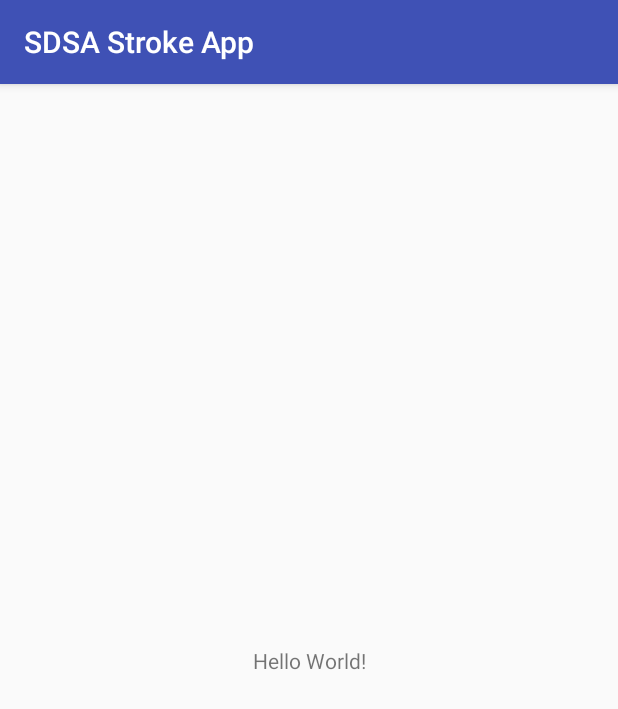
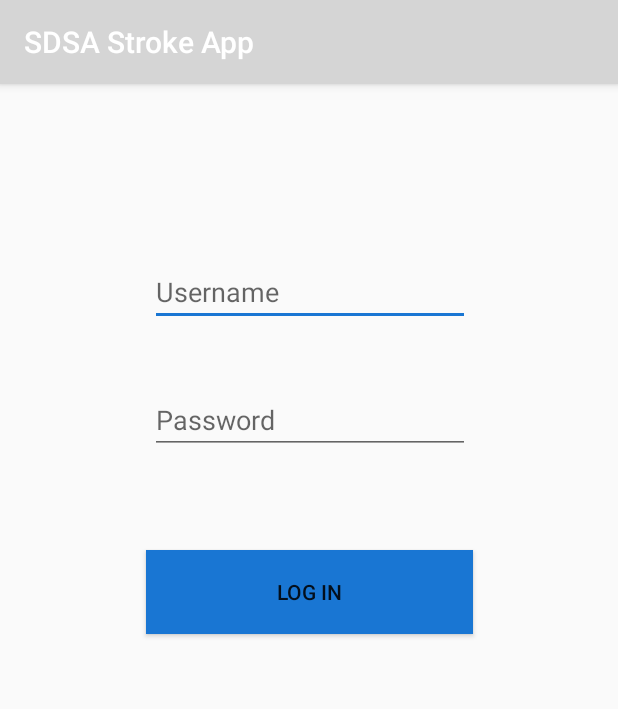
Before and after one commit to joezed/uni-aad, an Android app: the screen it shows after launch (MainActivity), on a phone screen of 412 x 824 dp. Shown: the top 709 px of the screen. Run offline under Robolectric (Android 15) with nearby library versions, the phone set to English and light mode, and no system bars; 1 statement that could not run was skipped.

Commit message:
Log in/resource list
Added log in interface and a list of Android Studio resources I've been using to create app

```diff
--- a/SDSAStrokeApp/app/src/main/java/com/ntu/groupf/sdsastrokeapp/MainActivity.java
+++ b/SDSAStrokeApp/app/src/main/java/com/ntu/groupf/sdsastrokeapp/MainActivity.java
@@ -17,8 +17,8 @@ public class MainActivity extends AppCompatActivity {
         setContentView(R.layout.activity_main);
 
         // Example of a call to a native method
-        TextView tv = (TextView) findViewById(R.id.sample_text);
-        tv.setText(stringFromJNI());
+        //TextView tv = (TextView) findViewById(R.id.sample_text);
+        //tv.setText(stringFromJNI());
     }
 
     /**
--- a/SDSAStrokeApp/app/src/main/res/layout/activity_main.xml
+++ b/SDSAStrokeApp/app/src/main/res/layout/activity_main.xml
@@ -4,16 +4,52 @@
     xmlns:tools="http://schemas.android.com/tools"
     android:layout_width="match_parent"
     android:layout_height="match_parent"
+    tools:background="@color/colorPrimary"
     tools:context="com.ntu.groupf.sdsastrokeapp.MainActivity">
 
-    <TextView
-        android:id="@+id/sample_text"
+    <EditText
+        android:id="@+id/txt_username"
         android:layout_width="wrap_content"
         android:layout_height="wrap_content"
-        android:text="Hello World!"
-        app:layout_constraintBottom_toBottomOf="parent"
-        app:layout_constraintLeft_toLeftOf="parent"
-        app:layout_constraintRight_toRightOf="parent"
+        android:layout_marginEnd="8dp"
+        android:layout_marginStart="8dp"
+        android:layout_marginTop="116dp"
+        android:contextClickable="false"
+        android:ems="10"
+        android:hint="Username"
+        android:inputType="textPersonName"
+        android:textColorLink="@color/colorPrimaryDark"
+        app:layout_constraintEnd_toEndOf="parent"
+        app:layout_constraintHorizontal_bias="0.503"
+        app:layout_constraintStart_toStartOf="parent"
         app:layout_constraintTop_toTopOf="parent" />
 
+    <EditText
+        android:id="@+id/txt_password"
+        android:layout_width="wrap_content"
+        android:layout_height="wrap_content"
+        android:layout_marginEnd="8dp"
+        android:layout_marginStart="8dp"
+        android:layout_marginTop="40dp"
+        android:ems="10"
+        android:hint="Password"
+        android:inputType="textPassword"
+        app:layout_constraintEnd_toEndOf="parent"
+        app:layout_constraintHorizontal_bias="0.503"
+        app:layout_constraintStart_toStartOf="parent"
+        app:layout_constraintTop_toBottomOf="@+id/txt_username" />
+
+    <Button
+        android:id="@+id/button"
+        android:layout_width="218dp"
+        android:layout_height="56dp"
+        android:layout_marginEnd="8dp"
+        android:layout_marginStart="8dp"
+        android:layout_marginTop="64dp"
+        android:background="@color/colorPrimaryDark"
+        android:text="Log in"
+        app:layout_constraintEnd_toEndOf="parent"
+        app:layout_constraintStart_toStartOf="parent"
+        app:layout_constraintTop_toBottomOf="@+id/txt_password" />
+
 </android.support.constraint.ConstraintLayout>
--- a/SDSAStrokeApp/app/src/main/res/values/colors.xml
+++ b/SDSAStrokeApp/app/src/main/res/values/colors.xml
@@ -1,6 +1,6 @@
 <?xml version="1.0" encoding="utf-8"?>
 <resources>
-    <color name="colorPrimary">#3F51B5</color>
-    <color name="colorPrimaryDark">#303F9F</color>
-    <color name="colorAccent">#FF4081</color>
+    <color name="colorPrimary">#d5d5d5</color>
+    <color name="colorPrimaryDark">#1976d3</color>
+    <color name="colorAccent">#1976d3</color>
 </resources>
```
Also changed, not shown: 1 other file.
